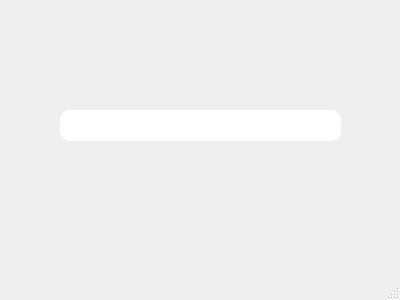
Above: mainwindow.ui from illmilo/illSurf before the change. Below: the same form after it.
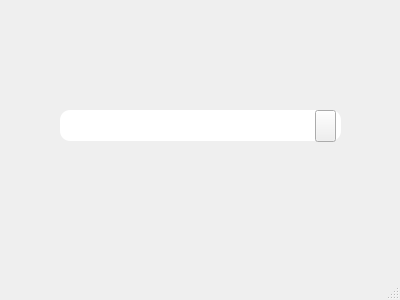
That is the form after the change.

Diff of the .ui file:
```diff
--- a/mainwindow.ui
+++ b/mainwindow.ui
@@ -28,6 +28,16 @@
 </string>
     </property>
    </widget>
+   <widget class="QPushButton" name="pushButton">
+    <property name="geometry">
+     <rect>
+      <x>315</x>
+      <y>110</y>
+      <width>21</width>
+      <height>32</height>
+     </rect>
+    </property>
+   </widget>
   </widget>
   <widget class="QMenuBar" name="menubar">
    <property name="geometry">
```
